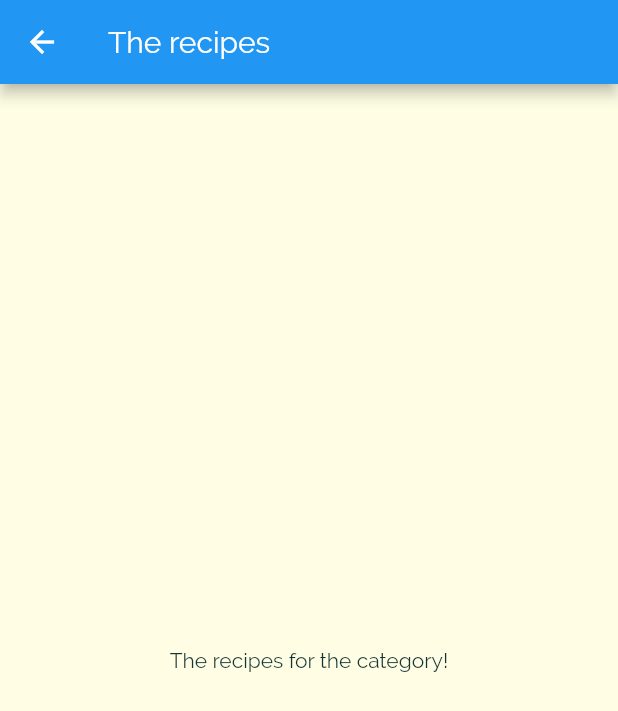
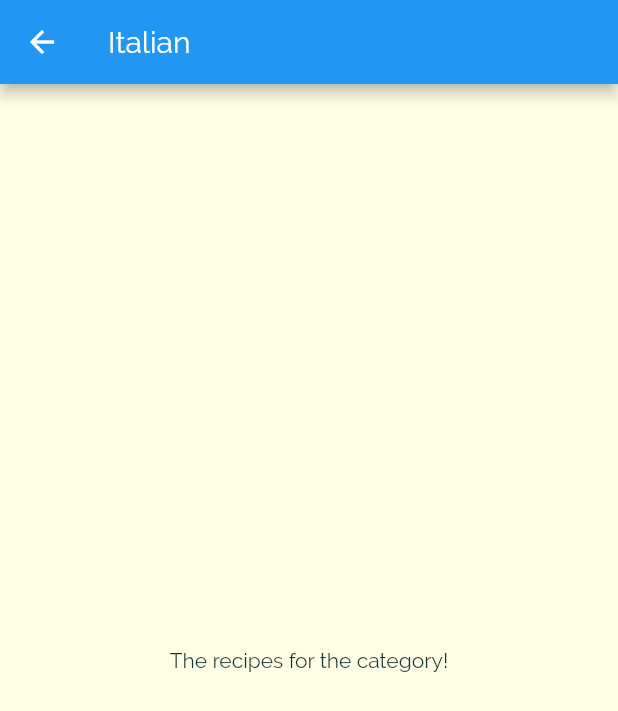
Before and after one commit to makiintoch/meals, a Flutter app: the screen it shows after launch, after a tap on "Italian", on a phone screen of 412 x 824 dp. Shown: the top 711 px of the screen. Run offline on Flutter 3.47's test engine with Material 2 defaults, Android fonts, the phone set to English and light mode, and no system bars.

Commit message:
add title after change page

```diff
--- a/lib/categories_screen.dart
+++ b/lib/categories_screen.dart
@@ -14,6 +14,7 @@ class CategoriesScreen extends StatelessWidget {
         padding: EdgeInsets.all(20),
         children: DUMMY_CATEGORIES
             .map((category) => CategoryItem(
+                  id: category.id,
                   title: category.title,
                   color: category.color,
                 ))
--- a/lib/category_item.dart
+++ b/lib/category_item.dart
@@ -3,15 +3,16 @@ import 'package:flutter/material.dart';
 import './category_meals_screen.dart';
 
 class CategoryItem extends StatelessWidget {
+  final String id;
   final String title;
   final Color color;
 
-  CategoryItem({this.title, this.color});
+  CategoryItem({this.id, this.title, this.color});
 
   void selectCategory(BuildContext context) {
     Navigator.of(context).push(MaterialPageRoute(
       builder: (_) {
-        return CategoryMealsScreen();
+        return CategoryMealsScreen(id, title);
       },
     ));
   }
--- a/lib/category_meals_screen.dart
+++ b/lib/category_meals_screen.dart
@@ -1,11 +1,17 @@
 import 'package:flutter/material.dart';
 
 class CategoryMealsScreen extends StatelessWidget {
+  final String categoryId;
+  final String categoryTitle;
+
+
+  CategoryMealsScreen(this.categoryId, this.categoryTitle);
+
   @override
   Widget build(BuildContext context) {
     return Scaffold(
       appBar: AppBar(
-        title: Text('The recipes'),
+        title: Text(categoryTitle),
       ),
       body: Center(
         child: Text(
```
